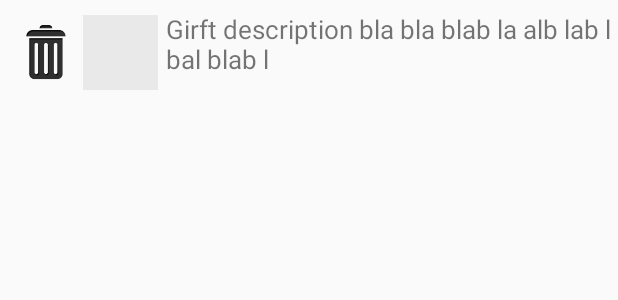
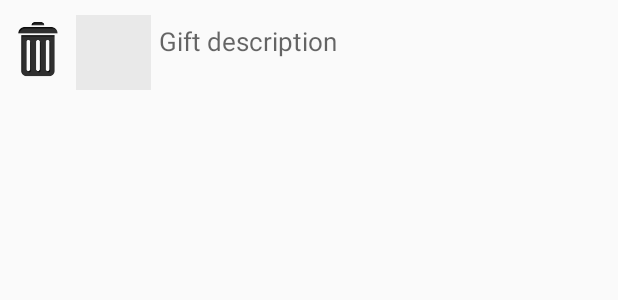
Before and after one commit to geidnert/gifts, an Android app: the layout item_gift.xml on its own in the app's theme, with its tools: preview values and no code run, on a phone screen of 412 x 824 dp. Shown: the top 300 px of the screen. Run offline under Robolectric (Android 15) with nearby library versions, the phone set to English and light mode, and no system bars.

```diff
--- a/app/src/main/res/layout/item_gift.xml
+++ b/app/src/main/res/layout/item_gift.xml
@@ -8,23 +8,24 @@ android:orientation="horizontal">
     <ImageButton
         android:layout_width="50dp"
         android:layout_height="50dp"
+        android:id="@+id/imageButton2"
+        android:src="@mipmap/gift"
+        android:visibility="gone"
+        android:layout_marginTop="10dp"
+        android:background="#75af5b5b"
+        android:layout_marginRight="5dp" />
+
+    <ImageButton
+        android:layout_width="40dp"
+        android:layout_height="50dp"
         android:id="@+id/imageButton"
-        android:layout_marginTop="10dp"
+        android:layout_marginTop="8dp"
         android:layout_marginLeft="5dp"
         android:src="@mipmap/trash"
         android:alpha="100"
         android:visibility="visible"
-        android:backgroundTint="#00ffffff" />
-
-    <Button
-        style="?android:attr/buttonStyleSmall"
-        android:layout_width="wrap_content"
-        android:layout_height="wrap_content"
-        android:id="@+id/button"
-        android:layout_marginTop="10dp"
-        android:layout_marginRight="5dp"
-        android:elegantTextHeight="false"
-        android:visibility="gone" />
+        android:backgroundTint="#00ffffff"
+        android:layout_marginRight="5dp" />
 
     <ImageView
     android:id="@+id/giftImage"
@@ -47,8 +48,8 @@ android:orientation="horizontal">
     android:layout_height="50dp"
     android:textSize="17dp"
     android:paddingTop="5dp"
-    android:text="Girft description bla bla blab la alb lab l bal blab l"
-    android:singleLine="false"
-        android:layout_marginTop="2dp" />
+        android:singleLine="false"
+        android:layout_marginTop="10dp"
+        android:hint="Gift description" />
 
 </LinearLayout>
```
Also changed, not shown: app/src/main/AndroidManifest.xml (+16 -8 lines), app/src/main/java/com/solidparts/gifts/GiftAdapter.java (+16 -12 lines), app/src/main/java/com/solidparts/gifts/GiftsActivity.java (+20 -5 lines), app/src/main/res/layout/activity_gifts.xml (+10 -0 lines), app/src/main/gift-web.png (added), app/src/main/gifts_launcher-web.png (added), app/src/main/res/mipmap-hdpi/gift.png (added), app/src/main/res/mipmap-hdpi/gifts_launcher.png (added), app/src/main/res/mipmap-mdpi/gifts_launcher.png (added), app/src/main/res/mipmap-xhdpi/gift.png (added), app/src/main/res/mipmap-xhdpi/gifts_launcher.png (added), app/src/main/res/mipmap-xxhdpi/gift.png (added), app/src/main/res/mipmap-xxhdpi/gifts_launcher.png (added), app/src/main/res/mipmap-xxxhdpi/gift.png (added), 1 more files.
